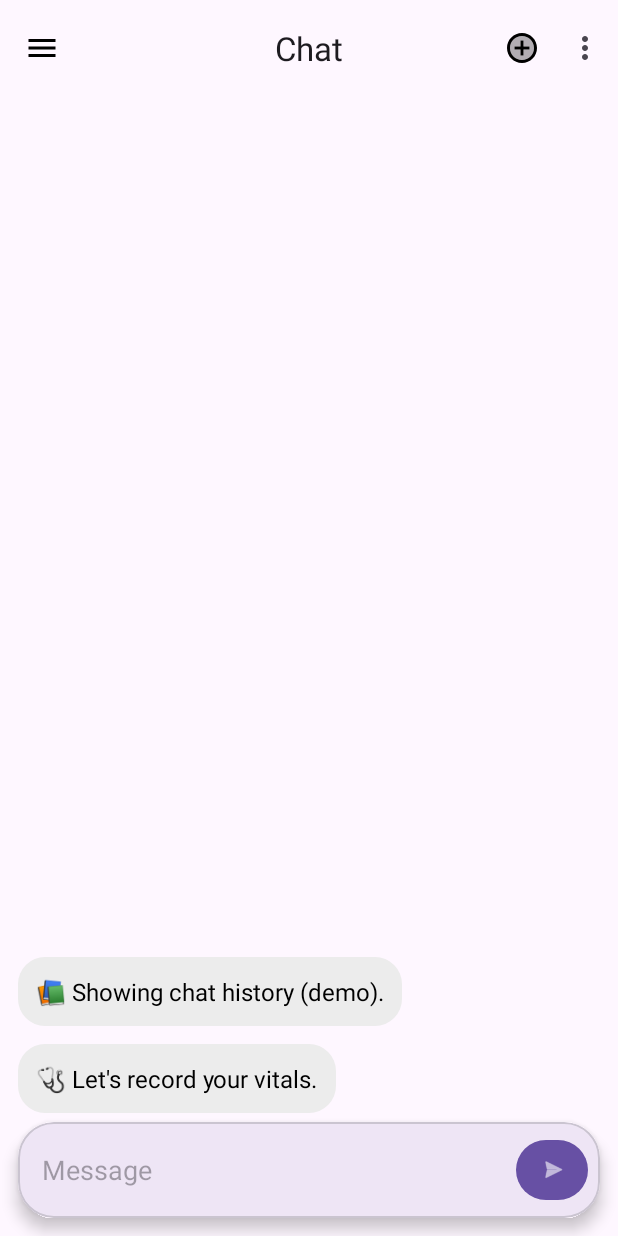
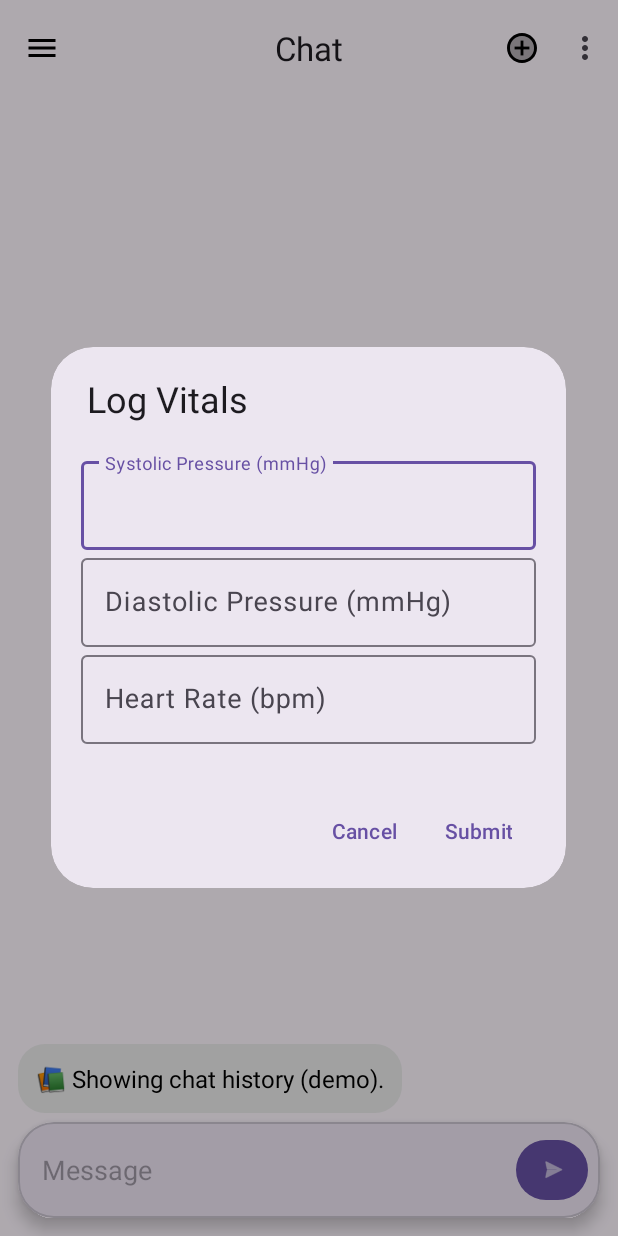
Before and after one commit to Luyixuan111/AIChatBot, an Android app: the screen it shows after launch (MainActivity), in the side drawer, after a tap on "Log vitals (BP/HR)", on a phone screen of 412 x 824 dp. Run offline under Robolectric (Android 15) with nearby library versions, the phone set to English and light mode, and no system bars.

Commit message:
Log vitals

```diff
--- a/app/src/main/java/com/example/chatbot/MainActivity.kt
+++ b/app/src/main/java/com/example/chatbot/MainActivity.kt
@@ -77,8 +77,9 @@ class MainActivity : AppCompatActivity() {
                     drawerLayout.close(); true
                 }
                 R.id.nav_vitals -> {
-                    appendBot("🩺 Let's record your vitals.")
-                    drawerLayout.close(); true
+                    drawerLayout.close()
+                    showVitalsDialog()
+                    true
                 }
                 R.id.nav_meds -> {
                     appendBot("💊 Medication reminders available here.")
@@ -640,9 +641,51 @@ class MainActivity : AppCompatActivity() {
         dlg.show()
     }
 
+    // log vitals
+    private fun showVitalsDialog() {
+        val content = layoutInflater.inflate(R.layout.dialog_vitals, null)
+
+        val etSys = content.findViewById<com.google.android.material.textfield.TextInputEditText>(R.id.etSys)
+        val etDia = content.findViewById<com.google.android.material.textfield.TextInputEditText>(R.id.etDia)
+        val etHr  = content.findViewById<com.google.android.material.textfield.TextInputEditText>(R.id.etHr)
+
+        val dlg = com.google.android.material.dialog.MaterialAlertDialogBuilder(this)
+            .setTitle("Log Vitals")
+            .setView(content)
+            .setPositiveButton("Submit", null)
+            .setNegativeButton("Cancel") { d, _ -> d.dismiss() }
+            .create()
+
+        dlg.setOnShowListener {
+            val btnOk = dlg.getButton(androidx.appcompat.app.AlertDialog.BUTTON_POSITIVE)
+            btnOk.setOnClickListener {
+                val sys = etSys.text?.toString()?.trim().orEmpty()
+                val dia = etDia.text?.toString()?.trim().orEmpty()
+                val hr  = etHr.text?.toString()?.trim().orEmpty()
+
+                if (sys.isEmpty() && dia.isEmpty() && hr.isEmpty()) {
+                    appendBot("⚠️ Please enter at least one value (BP or HR).")
+                    return@setOnClickListener
+                }
+
+                val parts = mutableListOf<String>()
+                if (sys.isNotEmpty() || dia.isNotEmpty()) {
+                    val sysDisplay = if (sys.isNotEmpty()) sys else "–"
+                    val diaDisplay = if (dia.isNotEmpty()) dia else "–"
+                    parts += "BP: $sysDisplay/$diaDisplay mmHg"
+                }
+                if (hr.isNotEmpty()) parts += "HR: $hr bpm"
+
+                appendBot("✅ Recorded vitals — ${parts.joinToString(" • ")}")
+                dlg.dismiss()
+            }
+        }
+
+        dlg.show()
+    }
 
 
 
-    private fun fakeReply(userText: String): String =
+        private fun fakeReply(userText: String): String =
         "You said: “$userText”. (This AI focuses on elder health support.)"
 }
--- a/app/src/main/res/layout/activity_main.xml
+++ b/app/src/main/res/layout/activity_main.xml
@@ -66,12 +66,12 @@
 
                 <EditText
                     android:id="@+id/messageInput"
+                    android:minHeight="48dp"
                     android:layout_width="0dp"
                     android:layout_height="wrap_content"
                     android:layout_weight="1"
                     android:hint="Message"
                     android:maxLines="4"
-                    android:minHeight="0dp"
                     android:background="@android:color/transparent"
                     android:inputType="textCapSentences|textMultiLine"
                     android:imeOptions="actionSend" />
@@ -82,6 +82,7 @@
                     android:layout_width="48dp"
                     android:layout_height="48dp"
                     app:icon="@android:drawable/ic_menu_send"
+                    android:contentDescription="@string/a11y_send"
                     app:cornerRadius="24dp" />
             </LinearLayout>
         </com.google.android.material.card.MaterialCardView>
--- /dev/null
+++ b/app/src/main/res/layout/dialog_vitals.xml
@@ -0,0 +1,54 @@
+<?xml version="1.0" encoding="utf-8"?>
+<LinearLayout xmlns:android="http://schemas.android.com/apk/res/android"
+    xmlns:app="http://schemas.android.com/apk/res-auto"
+    android:layout_width="match_parent"
+    android:layout_height="wrap_content"
+    android:orientation="vertical"
+    android:padding="20dp">
+
+    <!-- 收缩压（上压） -->
+    <com.google.android.material.textfield.TextInputLayout
+        android:id="@+id/tilSys"
+        android:layout_width="match_parent"
+        android:layout_height="wrap_content"
+        android:hint="Systolic Pressure (mmHg)">
+        <com.google.android.material.textfield.TextInputEditText
+            android:id="@+id/etSys"
+            android:layout_width="match_parent"
+            android:layout_height="wrap_content"
+            android:inputType="number"
+            android:minHeight="48dp"
+            android:textSize="18sp" />
+    </com.google.android.material.textfield.TextInputLayout>
+
+    <!-- 舒张压（下压） -->
+    <com.google.android.material.textfield.TextInputLayout
+        android:id="@+id/tilDia"
+        android:layout_width="match_parent"
+        android:layout_height="wrap_content"
+        android:hint="Diastolic Pressure (mmHg)">
+        <com.google.android.material.textfield.TextInputEditText
+            android:id="@+id/etDia"
+            android:layout_width="match_parent"
+            android:layout_height="wrap_content"
+            android:inputType="number"
+            android:minHeight="48dp"
+            android:textSize="18sp" />
+    </com.google.android.material.textfield.TextInputLayout>
+
+    <!-- 心率（HR） -->
+    <com.google.android.material.textfield.TextInputLayout
+        android:id="@+id/tilHr"
+        android:layout_width="match_parent"
+        android:layout_height="wrap_content"
+        android:hint="Heart Rate (bpm)">
+        <com.google.android.material.textfield.TextInputEditText
+            android:id="@+id/etHr"
+            android:layout_width="match_parent"
+            android:layout_height="wrap_content"
+            android:inputType="number"
+            android:minHeight="48dp"
+            android:textSize="18sp" />
+    </com.google.android.material.textfield.TextInputLayout>
+
+</LinearLayout>
--- a/app/src/main/res/values/strings.xml
+++ b/app/src/main/res/values/strings.xml
@@ -4,4 +4,11 @@
     <string name="hint_input_hr">Please enter heart rate (bpm)</string>
     <string name="hint_input_bp_sys">Please enter systolic pressure (mmHg)</string>
     <string name="hint_input_bp_dia">Please enter diastolic pressure (mmHg)</string>
+    <string name="a11y_send">Send Message</string>
+    <string name="hint_bp">Blood Pressure (e.g. 120/80 mmHg)</string>
+    <string name="help_bp_format">Use "systolic/diastolic", e.g. 120/80</string>
+    <string name="hint_hr">Heart Rate (bpm)</string>
+    <string name="title_log_vitals">Log Vitals</string>
+    <string name="action_submit">Submit</string>
+    <string name="action_cancel">Cancel</string>
 </resources>
```
Also changed, not shown: 1 other file.
